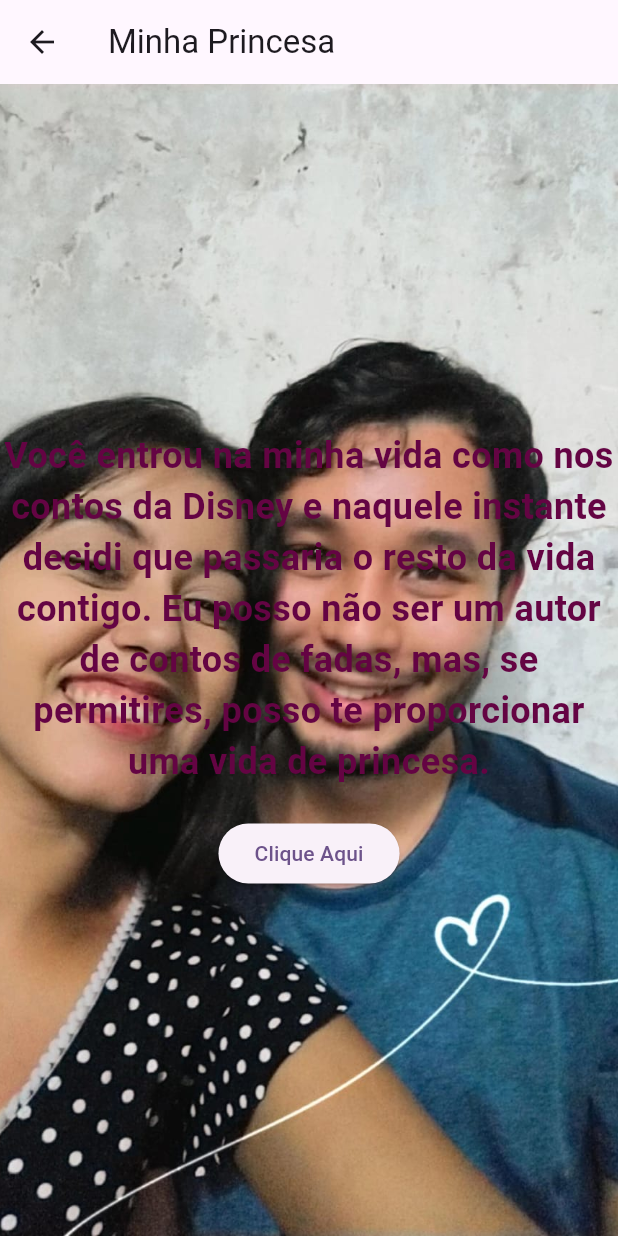
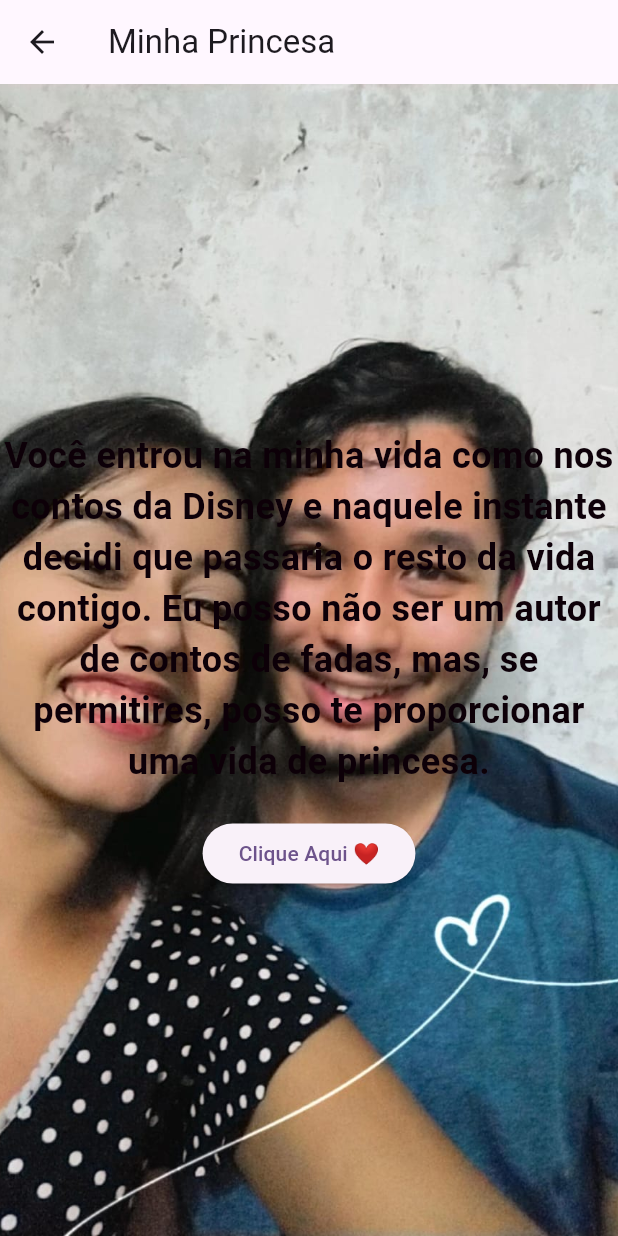
Before and after one commit to wk-ss/Flutter, a Flutter app: the Motivation2 screen opened directly, on a phone screen of 412 x 824 dp. Run offline on Flutter 3.47's test engine with Material 2 defaults, Android fonts, the light colour scheme and no system bars; our stand-ins replace audioplayers.

Commit message:
final1.0

```diff
--- a/flutter_application_2/lib/src/modules/pages/motivation.dart
+++ b/flutter_application_2/lib/src/modules/pages/motivation.dart
@@ -189,7 +189,7 @@ class MotivationState extends State<Motivation> {
         Text(
           text,
           style: const TextStyle(
-            color: Color.fromARGB(255, 100, 4, 67),
+            color: Color.fromARGB(255, 1, 0, 9),
             fontSize: 28,
           ),
         ),
--- a/flutter_application_2/lib/src/modules/pages/motivation2.dart
+++ b/flutter_application_2/lib/src/modules/pages/motivation2.dart
@@ -24,7 +24,7 @@ class _Motivation2State extends State<Motivation2> {
 
   Future<void> _play_Music() async {
     await _audioPlayer.play(AssetSource(
-        'data/music/we_found_love.mp3')); // Substitua pelo caminho da sua música
+        'data/music/girlslikeme.mp3')); // Substitua pelo caminho da sua música
   }
 
   @override
@@ -50,7 +50,7 @@ class _Motivation2State extends State<Motivation2> {
                 style: TextStyle(
                   fontSize: 24,
                   fontWeight: FontWeight.bold,
-                  color: Color.fromARGB(255, 100, 4, 67),
+                  color: Color.fromARGB(255, 13, 0, 8),
                 ),
                 textAlign: TextAlign.center, // Alinha o texto ao centro
               ),
@@ -60,7 +60,7 @@ class _Motivation2State extends State<Motivation2> {
                   _showFullScreenImage(
                       context); // Chama a função para exibir a imagem em tela cheia
                 },
-                child: Text("Clique Aqui"),
+                child: Text("Clique Aqui ❤️"),
               ),
             ],
           ),
```
Also changed, not shown: 1 other file.
